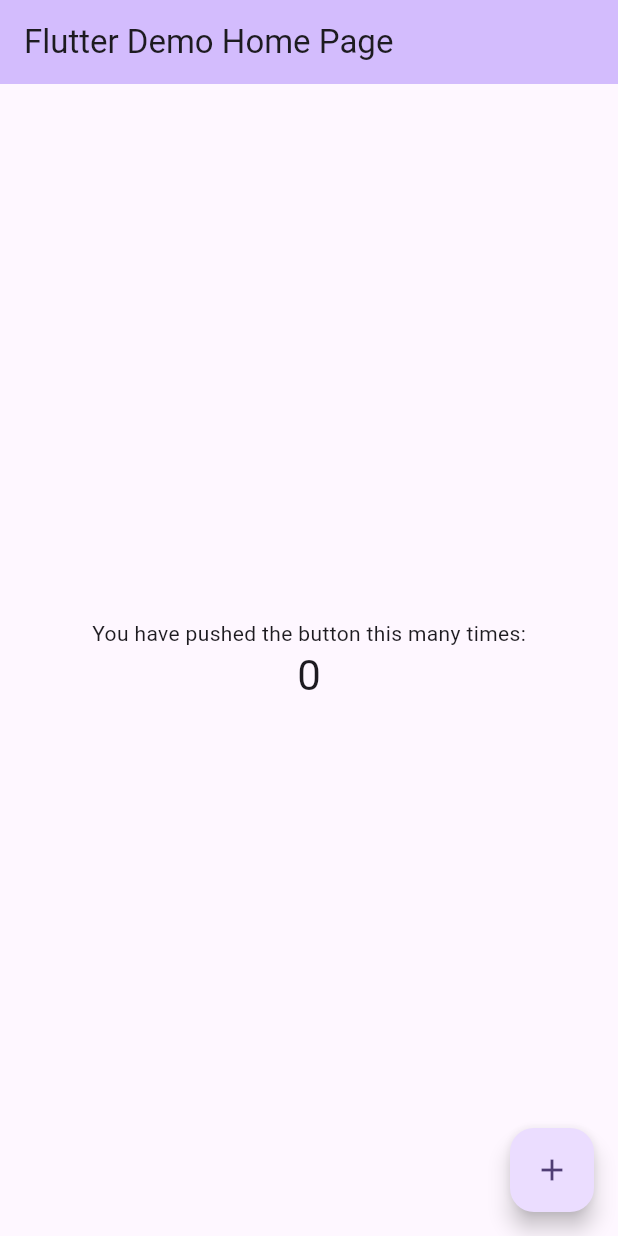
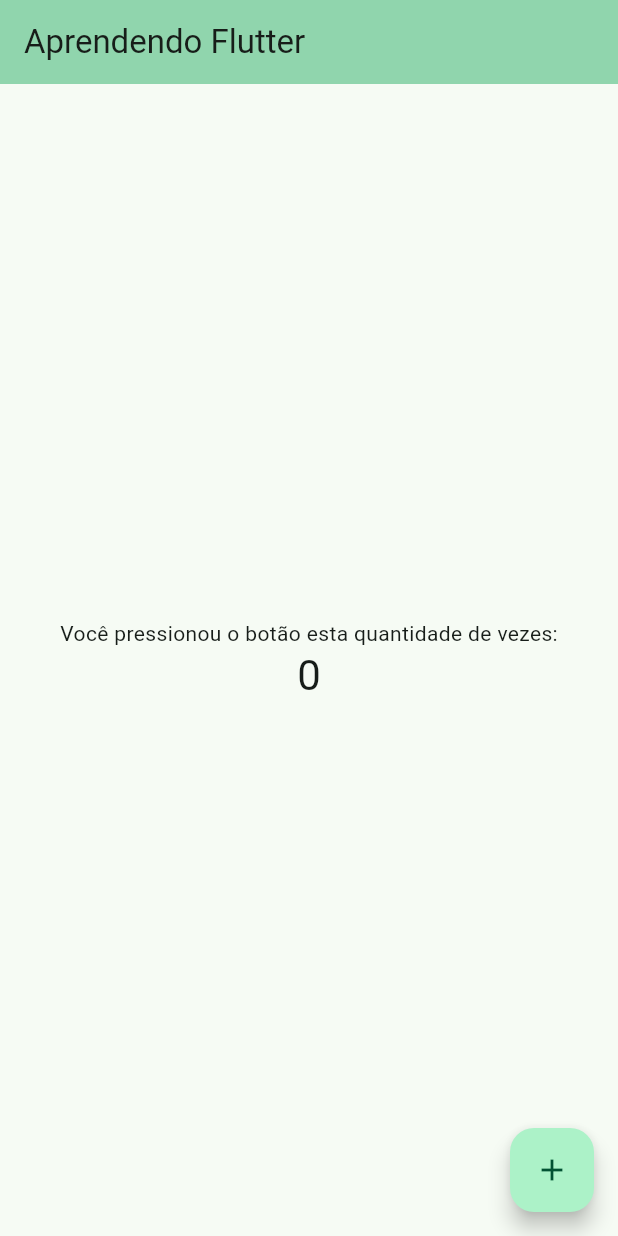
Before and after one commit to caioalves99/Aprendendo_Flutter, a Flutter app: the screen it shows after launch, on a phone screen of 412 x 824 dp. Run offline on Flutter 3.47's test engine with Material 3 defaults, Android fonts, the phone set to English and light mode, and no system bars.

Commit message:
Update main

```diff
--- a/lib/main.dart
+++ b/lib/main.dart
@@ -11,7 +11,7 @@ class MyApp extends StatelessWidget {
   @override
   Widget build(BuildContext context) {
     return MaterialApp(
-      title: 'Flutter Demo',
+      title: 'Aprendendo Flutter',
       theme: ThemeData(
         // This is the theme of your application.
         //
@@ -28,9 +28,9 @@ class MyApp extends StatelessWidget {
         //
         // This works for code too, not just values: Most code changes can be
         // tested with just a hot reload.
-        colorScheme: ColorScheme.fromSeed(seedColor: Colors.deepPurple),
+        colorScheme: ColorScheme.fromSeed(seedColor: Colors.greenAccent),
       ),
-      home: const MyHomePage(title: 'Flutter Demo Home Page'),
+      home: const MyHomePage(title: 'Aprendendo Flutter'),
     );
   }
 }
@@ -104,7 +104,7 @@ class _MyHomePageState extends State<MyHomePage> {
           // wireframe for each widget.
           mainAxisAlignment: MainAxisAlignment.center,
           children: <Widget>[
-            const Text('You have pushed the button this many times:'),
+            const Text('Você pressionou o botão esta quantidade de vezes:'),
             Text(
               '$_counter',
               style: Theme.of(context).textTheme.headlineMedium,
```
